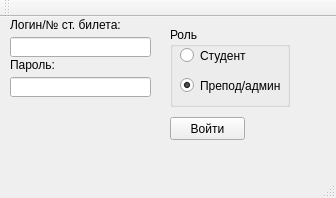
First picture: the form in gui_client/mainwindow.ui, repository turok-m-a/tester-server, before the edit.
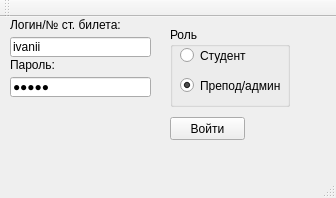
Second picture: the form after the edit.

```diff
--- a/gui_client/mainwindow.ui
+++ b/gui_client/mainwindow.ui
@@ -78,6 +78,9 @@
       <height>20</height>
      </rect>
     </property>
+    <property name="text">
+     <string>ivanii</string>
+    </property>
    </widget>
    <widget class="QLineEdit" name="password">
     <property name="geometry">
@@ -91,6 +94,9 @@
     <property name="statusTip">
      <string/>
     </property>
+    <property name="text">
+     <string>12345</string>
+    </property>
     <property name="echoMode">
      <enum>QLineEdit::Password</enum>
     </property>
```
